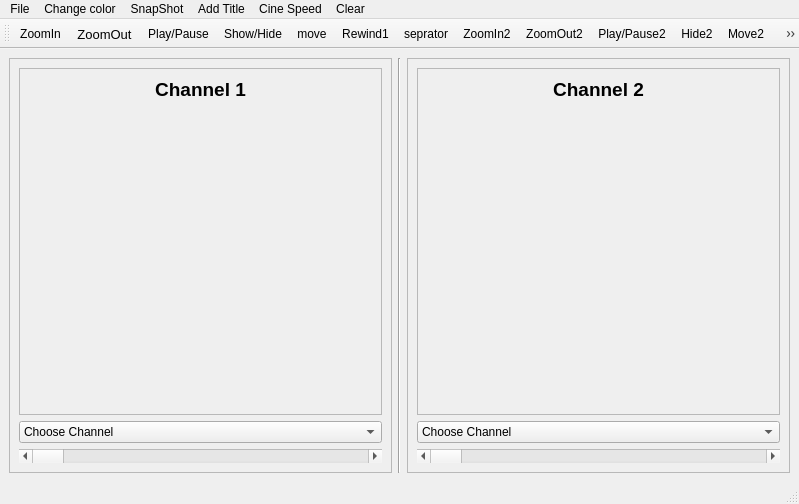
This is GUI.ui in M7mdddibrahim/Signal-Viewer-App as Qt 5 draws it before an edit. The edited form follows.
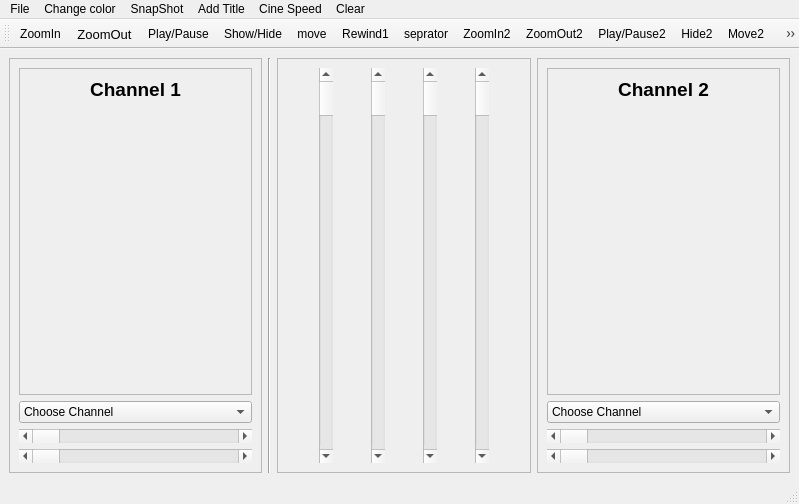
This is the edited form. Icons and pictures are not drawn.

Commit message: msh 3aref walahy ana t3ebt

The edit to the form file:
```diff
--- a/GUI.ui
+++ b/GUI.ui
@@ -24,6 +24,20 @@
        <enum>QFrame::Raised</enum>
       </property>
       <layout class="QGridLayout" name="gridLayout_2">
+       <item row="3" column="0">
+        <widget class="QScrollBar" name="horizontalScrollBar_11">
+         <property name="orientation">
+          <enum>Qt::Horizontal</enum>
+         </property>
+        </widget>
+       </item>
+       <item row="4" column="0">
+        <widget class="QScrollBar" name="horizontalScrollBar_12">
+         <property name="orientation">
+          <enum>Qt::Horizontal</enum>
+         </property>
+        </widget>
+       </item>
        <item row="2" column="0">
         <widget class="QComboBox" name="comboBox">
          <property name="placeholderText">
@@ -73,13 +87,6 @@
          </layout>
         </widget>
        </item>
-       <item row="3" column="0">
-        <widget class="QScrollBar" name="horizontalScrollBar">
-         <property name="orientation">
-          <enum>Qt::Horizontal</enum>
-         </property>
-        </widget>
-       </item>
       </layout>
      </widget>
     </item>
@@ -90,6 +97,62 @@
       </property>
      </widget>
     </item>
+    <item>
+     <widget class="QFrame" name="frame_5">
+      <property name="frameShape">
+       <enum>QFrame::StyledPanel</enum>
+      </property>
+      <property name="frameShadow">
+       <enum>QFrame::Raised</enum>
+      </property>
+      <layout class="QGridLayout" name="gridLayout">
+       <item row="0" column="1">
+        <layout class="QHBoxLayout" name="horizontalLayout_10">
+         <item>
+          <widget class="QScrollBar" name="verticalScrollBar_12">
+           <property name="orientation">
+            <enum>Qt::Vertical</enum>
+           </property>
+          </widget>
+         </item>
+        </layout>
+       </item>
+       <item row="0" column="2">
+        <layout class="QHBoxLayout" name="horizontalLayout_11">
+         <item>
+          <widget class="QScrollBar" name="verticalScrollBar_21">
+           <property name="orientation">
+            <enum>Qt::Vertical</enum>
+           </property>
+          </widget>
+         </item>
+        </layout>
+       </item>
+       <item row="0" column="0">
+        <layout class="QHBoxLayout" name="horizontalLayout_9">
+         <item>
+          <widget class="QScrollBar" name="verticalScrollBar_11">
+           <property name="orientation">
+            <enum>Qt::Vertical</enum>
+           </property>
+          </widget>
+         </item>
+        </layout>
+       </item>
+       <item row="0" column="3">
+        <layout class="QHBoxLayout" name="horizontalLayout_12">
+         <item>
+          <widget class="QScrollBar" name="verticalScrollBar_22">
+           <property name="orientation">
+            <enum>Qt::Vertical</enum>
+           </property>
+          </widget>
+         </item>
+        </layout>
+       </item>
+      </layout>
+     </widget>
+    </item>
     <item>
      <widget class="QFrame" name="frame_2">
       <property name="frameShape">
@@ -99,6 +162,32 @@
        <enum>QFrame::Raised</enum>
       </property>
       <layout class="QGridLayout" name="gridLayout_3">
+       <item row="3" column="0">
+        <widget class="QScrollBar" name="horizontalScrollBar_22">
+         <property name="orientation">
+          <enum>Qt::Horizontal</enum>
+         </property>
+        </widget>
+       </item>
+       <item row="2" column="0">
+        <widget class="QScrollBar" name="horizontalScrollBar_21">
+         <property name="orientation">
+          <enum>Qt::Horizontal</enum>
+         </property>
+        </widget>
+       </item>
+       <item row="1" column="0">
+        <widget class="QComboBox" name="comboBox_2">
+         <property name="placeholderText">
+          <string/>
+         </property>
+         <item>
+          <property name="text">
+           <string>Choose Channel</string>
+          </property>
+         </item>
+        </widget>
+       </item>
        <item row="0" column="0">
         <widget class="QFrame" name="frame_4">
          <property name="frameShape">
@@ -127,25 +216,6 @@
          </layout>
         </widget>
        </item>
-       <item row="1" column="0">
-        <widget class="QComboBox" name="comboBox_2">
-         <property name="placeholderText">
-          <string/>
-         </property>
-         <item>
-          <property name="text">
-           <string>Choose Channel</string>
-          </property>
-         </item>
-        </widget>
-       </item>
-       <item row="2" column="0">
-        <widget class="QScrollBar" name="horizontalScrollBar_2">
-         <property name="orientation">
-          <enum>Qt::Horizontal</enum>
-         </property>
-        </widget>
-       </item>
       </layout>
      </widget>
     </item>
```
The commit also changes 1 other file.
